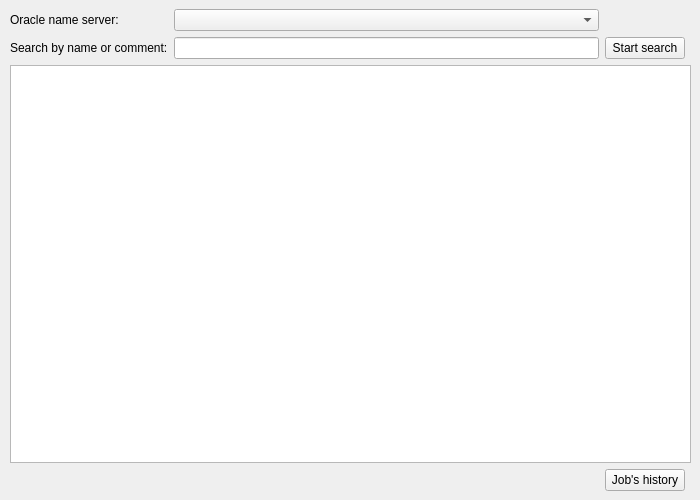
The window that source/qtdesigner/oracle_jobs_ui.ui (MValaguz/MGrep) describes before a commit, drawn with Qt 5.
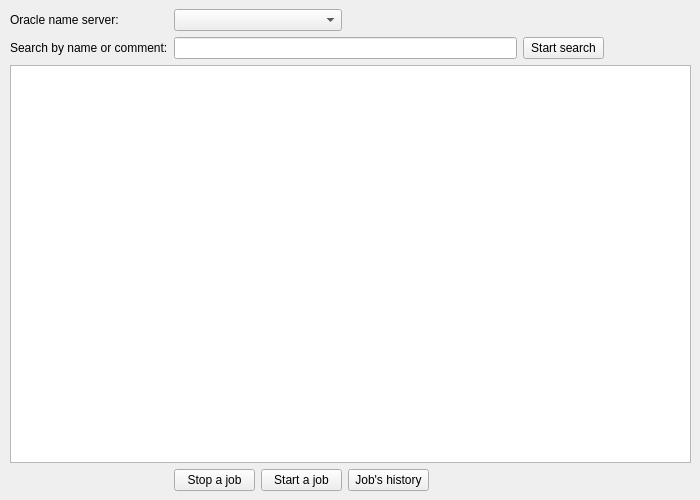
The same window after the commit. Icons and pictures are not drawn.

The edit to the form file:
```diff
--- a/source/qtdesigner/oracle_jobs_ui.ui
+++ b/source/qtdesigner/oracle_jobs_ui.ui
@@ -28,7 +28,7 @@
     <property name="leftMargin">
      <number>10</number>
     </property>
-    <item row="10" column="0" colspan="4">
+    <item row="10" column="0" colspan="7">
      <widget class="QTableView" name="o_lst1">
       <property name="minimumSize">
        <size>
@@ -50,10 +50,7 @@
       </property>
      </widget>
     </item>
-    <item row="5" column="1">
-     <widget class="QLineEdit" name="e_search1"/>
-    </item>
-    <item row="5" column="2">
+    <item row="5" column="5">
      <widget class="QPushButton" name="b_start_search">
       <property name="text">
        <string>Start search</string>
@@ -84,10 +81,18 @@
       </property>
      </widget>
     </item>
-    <item row="4" column="1">
-     <widget class="QComboBox" name="e_server_name"/>
-    </item>
     <item row="11" column="2">
+     <widget class="QPushButton" name="b_start">
+      <property name="text">
+       <string>Start a job</string>
+      </property>
+      <property name="icon">
+       <iconset resource="resource.qrc">
+        <normaloff>:/icons/icons/Play.ico</normaloff>:/icons/icons/Play.ico</iconset>
+      </property>
+     </widget>
+    </item>
+    <item row="11" column="3">
      <widget class="QPushButton" name="b_history">
       <property name="text">
        <string>Job's history</string>
@@ -98,6 +103,23 @@
       </property>
      </widget>
     </item>
+    <item row="11" column="1">
+     <widget class="QPushButton" name="b_stop">
+      <property name="text">
+       <string>Stop a job</string>
+      </property>
+      <property name="icon">
+       <iconset resource="resource.qrc">
+        <normaloff>:/icons/icons/Stop.ico</normaloff>:/icons/icons/Stop.ico</iconset>
+      </property>
+     </widget>
+    </item>
+    <item row="5" column="1" colspan="4">
+     <widget class="QLineEdit" name="e_search1"/>
+    </item>
+    <item row="4" column="1" colspan="2">
+     <widget class="QComboBox" name="e_server_name"/>
+    </item>
    </layout>
   </widget>
  </widget>
```
Left out of the diff: 44 changed lines with no effect on the pictures.
